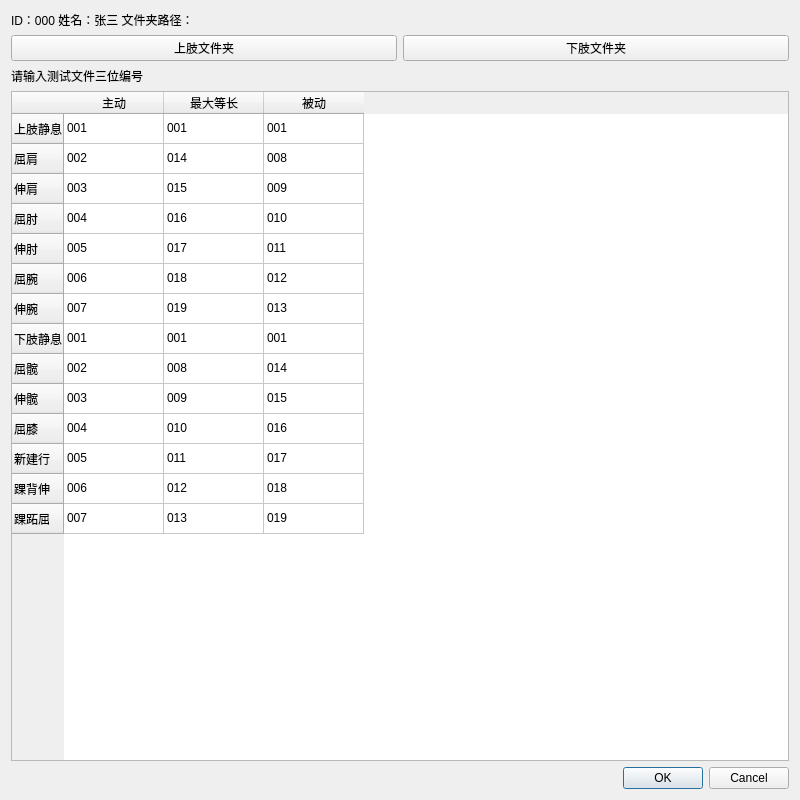
Old version of the form code/ui_design/t_file_cfg.ui in the repository wangzhengtao1993/MotorAbilityAnalysis.
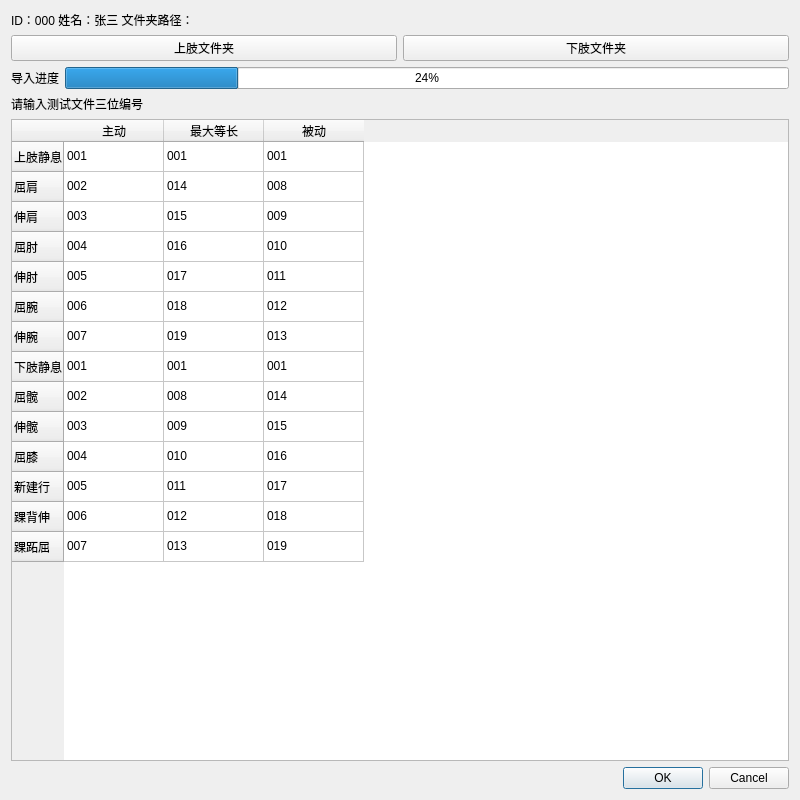
New version of the form.

```diff
--- a/code/ui_design/t_file_cfg.ui
+++ b/code/ui_design/t_file_cfg.ui
@@ -57,6 +57,24 @@
      </item>
     </layout>
    </item>
+   <item>
+    <layout class="QHBoxLayout" name="horizontalLayout_2">
+     <item>
+      <widget class="QLabel" name="label_2">
+       <property name="text">
+        <string>导入进度</string>
+       </property>
+      </widget>
+     </item>
+     <item>
+      <widget class="QProgressBar" name="progressBar">
+       <property name="value">
+        <number>24</number>
+       </property>
+      </widget>
+     </item>
+    </layout>
+   </item>
    <item>
     <widget class="QLabel" name="label">
      <property name="text">
```
